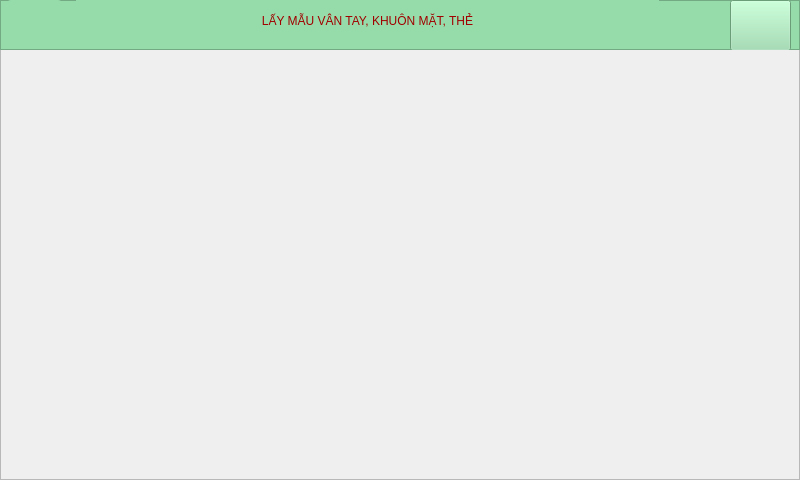
The window that TakeSampleScreen/UI/ManHinhLayMau.ui (Lam-dev/TheoryFaceRecognition) describes before a commit, drawn with Qt 5.
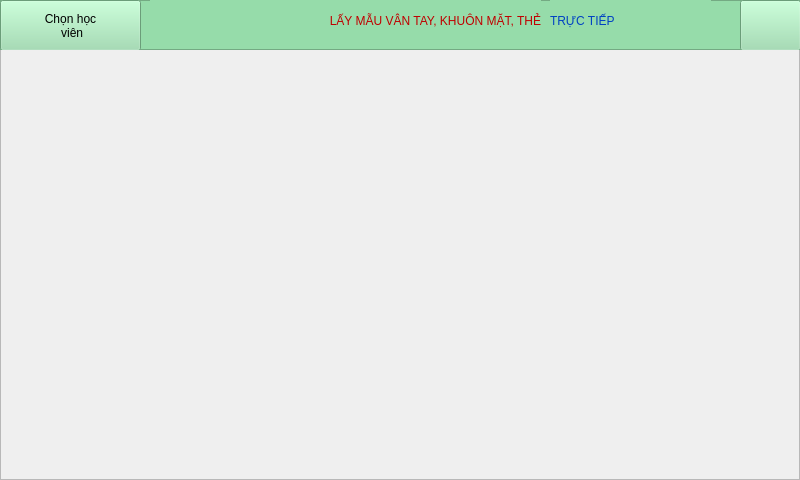
The same window after the commit. Icons and pictures are not drawn.

```diff
--- a/TakeSampleScreen/UI/ManHinhLayMau.ui
+++ b/TakeSampleScreen/UI/ManHinhLayMau.ui
@@ -37,65 +37,100 @@
    <property name="frameShadow">
     <enum>QFrame::Raised</enum>
    </property>
-   <widget class="QPushButton" name="pushButton_settingButton">
-    <property name="geometry">
-     <rect>
-      <x>6</x>
-      <y>0</y>
-      <width>57</width>
-      <height>49</height>
-     </rect>
-    </property>
-    <property name="styleSheet">
-     <string notr="true">border-style:solid;
-border-radius:5px;</string>
-    </property>
-    <property name="text">
-     <string/>
-    </property>
-    <property name="icon">
-     <iconset>
-      <normalon>../../../../../../../.designer/icon/shutdown.png</normalon>
-     </iconset>
-    </property>
-    <property name="iconSize">
-     <size>
-      <width>40</width>
-      <height>40</height>
-     </size>
-    </property>
-   </widget>
    <widget class="QLabel" name="label_deviceName">
     <property name="geometry">
      <rect>
-      <x>76</x>
+      <x>150</x>
       <y>0</y>
-      <width>583</width>
+      <width>391</width>
       <height>41</height>
      </rect>
     </property>
     <property name="styleSheet">
-     <string notr="true">color: rgb(160, 0, 0);
+     <string notr="true">color: rgb(191, 0, 0);
 font: 75 bold 14pt &quot;Ubuntu&quot;;</string>
     </property>
     <property name="text">
      <string>LẤY MẪU VÂN TAY, KHUÔN MẶT, THẺ</string>
     </property>
     <property name="alignment">
-     <set>Qt::AlignCenter</set>
+     <set>Qt::AlignRight|Qt::AlignTrailing|Qt::AlignVCenter</set>
     </property>
    </widget>
    <widget class="QPushButton" name="pushButton_exitexit">
     <property name="geometry">
      <rect>
-      <x>730</x>
+      <x>740</x>
       <y>0</y>
       <width>61</width>
       <height>51</height>
      </rect>
     </property>
+    <property name="styleSheet">
+     <string notr="true">background-color: rgb(150, 220, 170);
+font: 75 bold 12pt &quot;Ubuntu&quot;;</string>
+    </property>
     <property name="text">
      <string/>
+    </property>
+    <property name="icon">
+     <iconset>
+      <normaloff>../../icon/closeIcon50.png</normaloff>../../icon/closeIcon50.png</iconset>
+    </property>
+    <property name="iconSize">
+     <size>
+      <width>60</width>
+      <height>60</height>
+     </size>
+    </property>
+   </widget>
+   <widget class="QPushButton" name="pushButton_choseStudent">
+    <property name="geometry">
+     <rect>
+      <x>0</x>
+      <y>0</y>
+      <width>141</width>
+      <height>51</height>
+     </rect>
+    </property>
+    <property name="styleSheet">
+     <string notr="true">background-color: rgb(150, 220, 170);
+font: 75 bold 12pt &quot;Ubuntu&quot;;
+</string>
+    </property>
+    <property name="text">
+     <string>Chọn học 
+ viên</string>
+    </property>
+    <property name="icon">
+     <iconset>
+      <normaloff>../../icon/back40.png</normaloff>../../icon/back40.png</iconset>
+    </property>
+    <property name="iconSize">
+     <size>
+      <width>40</width>
+      <height>40</height>
+     </size>
+    </property>
+   </widget>
+   <widget class="QLabel" name="label_addDataMode">
+    <property name="geometry">
+     <rect>
+      <x>550</x>
+      <y>0</y>
+      <width>161</width>
+      <height>41</height>
+     </rect>
+    </property>
+    <property name="styleSheet">
+     <string notr="true">color: rgb(0, 65, 195);
+font: 75 bold 14pt &quot;Ubuntu&quot;;</string>
+    </property>
+    <property name="text">
+     <string>TRỰC TIẾP</string>
+    </property>
+    <property name="alignment">
+     <set>Qt::AlignLeading|Qt::AlignLeft|Qt::AlignVCenter</set>
     </property>
    </widget>
   </widget>
```
Left out of the diff: 2 changed lines with no effect on the pictures.
